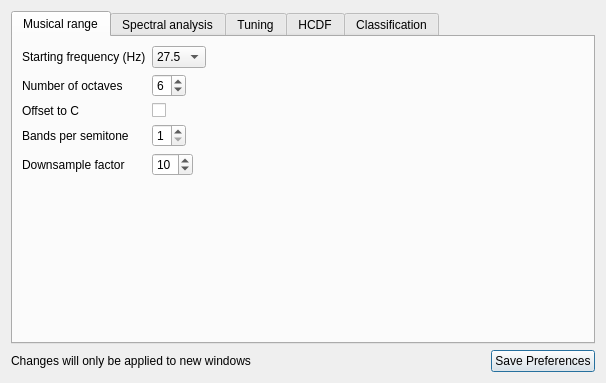
Above: prefsdialog.ui from ibsh/is_KeyFinder before the change. Below: the same form after it.
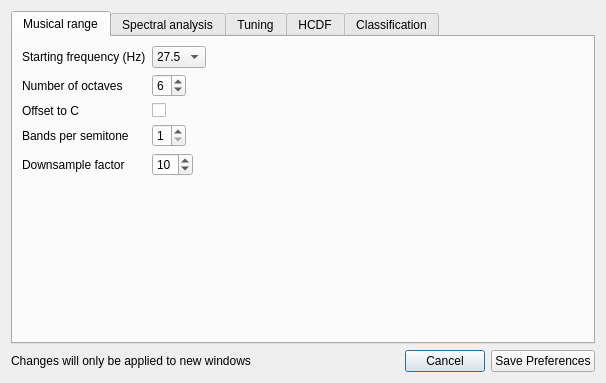
That is the form after the change.

Diff of the .ui file:
```diff
--- a/prefsdialog.ui
+++ b/prefsdialog.ui
@@ -1162,6 +1162,13 @@
        </property>
       </spacer>
      </item>
+     <item>
+      <widget class="QPushButton" name="cancelButton">
+       <property name="text">
+        <string>Cancel</string>
+       </property>
+      </widget>
+     </item>
      <item>
       <widget class="QPushButton" name="savePrefsButton">
        <property name="text">
```
